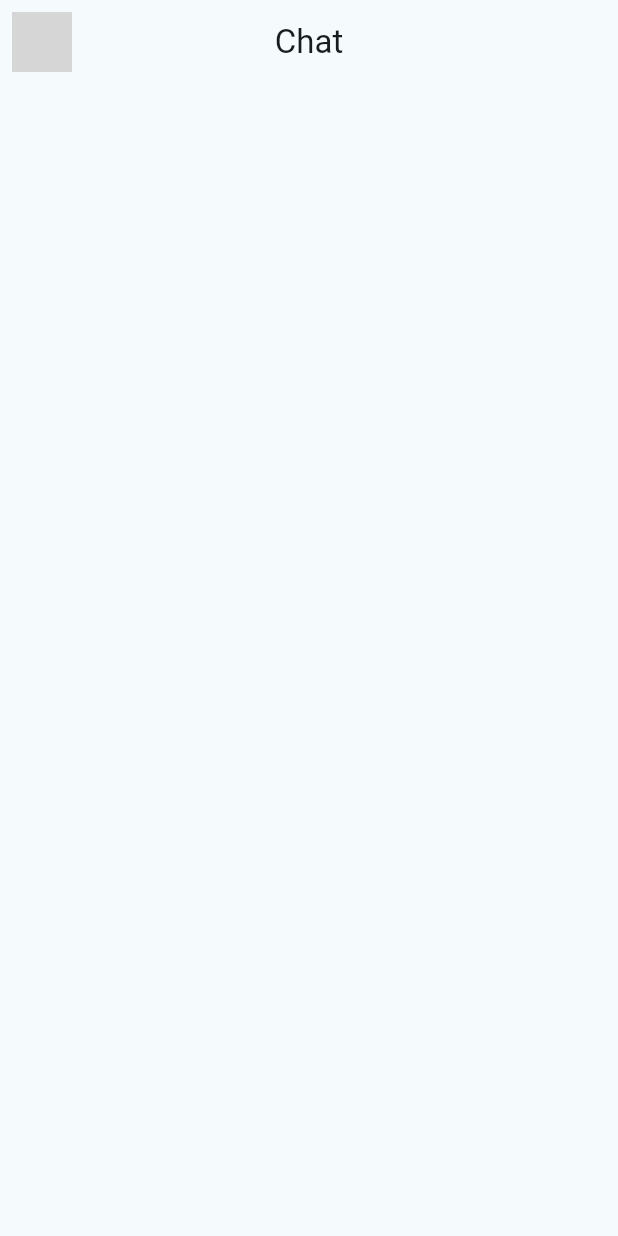
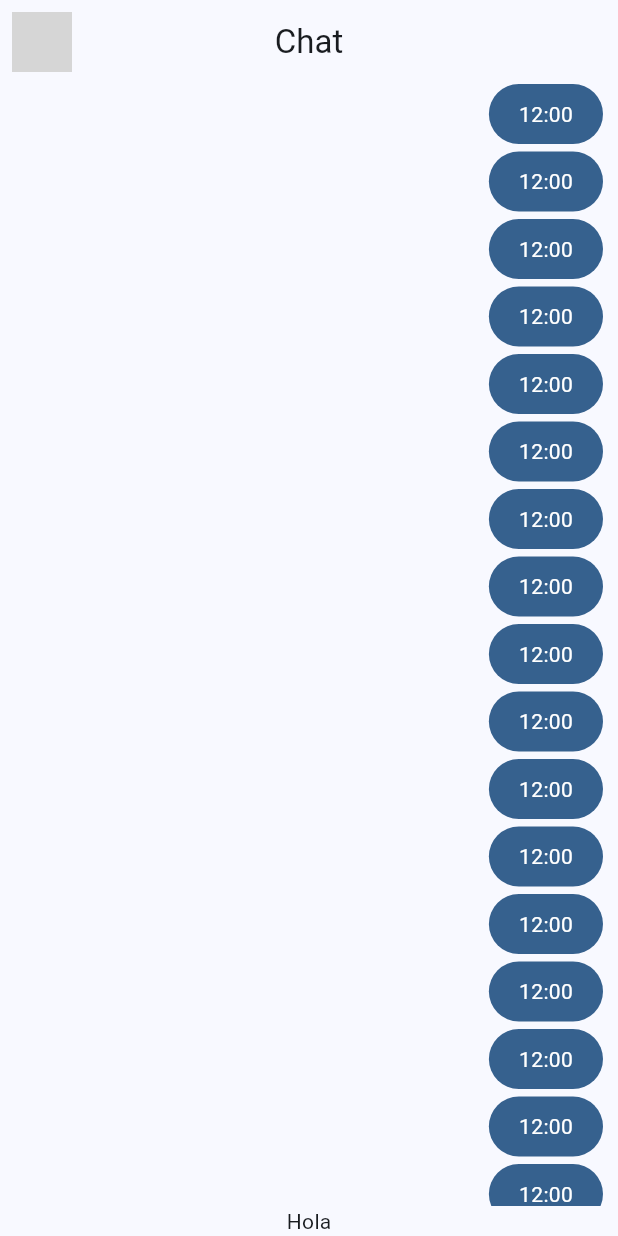
Before and after one commit to Anyel-ec/Flutter-Chat-App, a Flutter app: the screen it shows after launch, on a phone screen of 412 x 824 dp. Run offline on Flutter 3.47's test engine with Material 3 defaults, Android fonts, the phone set to English and light mode, and no system bars; network calls fail; grey boxes are pictures that could not be loaded.

Commit message:
Update imports and theme in main.dart

```diff
--- a/lib/main.dart
+++ b/lib/main.dart
@@ -1,5 +1,5 @@
 import 'package:chat_app/config/theme/app_theme.dart';
-import 'package:chat_app/presentation/chat/chat_screen.dart';
+import 'package:chat_app/presentation/screens/chat/chat_screen.dart';
 import 'package:flutter/material.dart';
 
 void main() => runApp(const MyApp());
@@ -12,7 +12,7 @@ class MyApp extends StatelessWidget {
     return MaterialApp(
       title: 'Yes No App',
       debugShowCheckedModeBanner: false,
-      theme: AppTheme( selectedColor: 0).theme(),
+      theme: AppTheme( selectedColor: 1).theme(),
       home: const ChatScreen(),
     );
   }
--- a/lib/presentation/chat/chat_screen.dart
+++ /dev/null
@@ -1,22 +0,0 @@
-import 'package:flutter/material.dart';
-
-class ChatScreen extends StatelessWidget {
-  const ChatScreen({super.key});
-
-  @override
-  Widget build(BuildContext context) {
-    return Scaffold(
-      appBar: AppBar(
-        leading:  const Padding(
-          padding: EdgeInsets.all(8.0),
-          child: CircleAvatar(
-            backgroundImage: NetworkImage('https://picsum.photos/200'),
-          ),
-
-        ),
-        title: const Text('Chat'),
-        centerTitle: true,
-      ),
-    );
-  }
-}
--- /dev/null
+++ b/lib/presentation/screens/chat/chat_screen.dart
@@ -0,0 +1,47 @@
+import 'package:chat_app/presentation/widgets/chat/my_message_bubble.dart';
+import 'package:flutter/material.dart';
+
+class ChatScreen extends StatelessWidget {
+  const ChatScreen({super.key});
+
+  @override
+  Widget build(BuildContext context) {
+    return Scaffold(
+      appBar: AppBar(
+        leading: const Padding(
+          padding: EdgeInsets.all(8.0),
+          child: CircleAvatar(
+            backgroundImage: NetworkImage('https://picsum.photos/200'),
+          ),
+        ),
+        title: const Text('Chat'),
+        centerTitle: true,
+      ),
+      body:  _ChatView(),
+    );
+  }
+}
+
+class _ChatView extends StatelessWidget {
+
+
+  @override
+  Widget build(BuildContext context) {
+    return SafeArea(
+      child: Padding(
+        padding: const EdgeInsets.symmetric(horizontal: 10),
+        child: Column(
+          children: [
+            Expanded(child: ListView.builder(
+              itemCount: 100,
+              itemBuilder: (BuildContext context, int index) {
+                return const MyMessageBubble();
+              },
+            ),),
+            const Text('Hola'),
+          ],
+        ),
+      ),
+    );
+  }
+}
--- /dev/null
+++ b/lib/presentation/widgets/chat/my_message_bubble.dart
@@ -0,0 +1,32 @@
+import 'package:flutter/material.dart';
+
+class MyMessageBubble extends StatelessWidget {
+  const MyMessageBubble({super.key});
+
+  @override
+  Widget build(BuildContext context) {
+
+    final colors = Theme.of(context).colorScheme;
+    return Column(
+      crossAxisAlignment: CrossAxisAlignment.end,
+      children: [
+        Container(
+          decoration: BoxDecoration(
+            color: colors.primary,
+            borderRadius: BorderRadius.circular(20)
+          ),
+
+          child: const Padding(
+            padding: EdgeInsets.symmetric(horizontal: 20, vertical: 10),
+            child: Text('12:00', style: TextStyle(color: Colors.white),),
+          ),
+
+
+        ),
+        const SizedBox(height: 5,),
+
+      ],
+
+    );
+  }
+}
```
